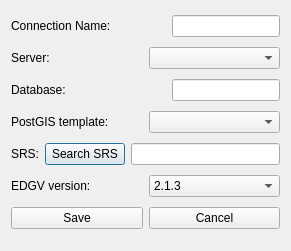
Before: the Qt Designer form DbTools/PostGISTool/ui_postgisDBTool.ui in dsgoficial/DsgTools, drawn with Qt 5.
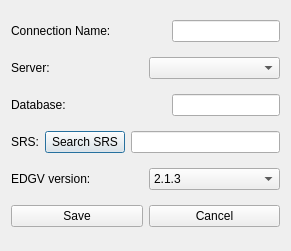
After: the same form once the commit is applied.

Commit message: New improvements. Now is not necessary anymore to determine the template to create de database

The edit to the form file:
```diff
--- a/DbTools/PostGISTool/ui_postgisDBTool.ui
+++ b/DbTools/PostGISTool/ui_postgisDBTool.ui
@@ -87,20 +87,6 @@
     </layout>
    </item>
    <item row="3" column="0">
-    <layout class="QHBoxLayout" name="horizontalLayout_6">
-     <item>
-      <widget class="QLabel" name="label_5">
-       <property name="text">
-        <string>PostGIS template:</string>
-       </property>
-      </widget>
-     </item>
-     <item>
-      <widget class="QComboBox" name="templatesCombo"/>
-     </item>
-    </layout>
-   </item>
-   <item row="4" column="0">
     <layout class="QHBoxLayout" name="horizontalLayout_4">
      <item>
       <widget class="QLabel" name="label_4">
@@ -125,7 +111,7 @@
      </item>
     </layout>
    </item>
-   <item row="5" column="0">
+   <item row="4" column="0">
     <layout class="QHBoxLayout" name="horizontalLayout_7">
      <item>
       <widget class="QLabel" name="label_6">
@@ -150,7 +136,7 @@
      </item>
     </layout>
    </item>
-   <item row="6" column="0">
+   <item row="5" column="0">
     <layout class="QHBoxLayout" name="horizontalLayout_5">
      <item>
       <widget class="QPushButton" name="saveButton">
```
The commit also changes 7 other files.
